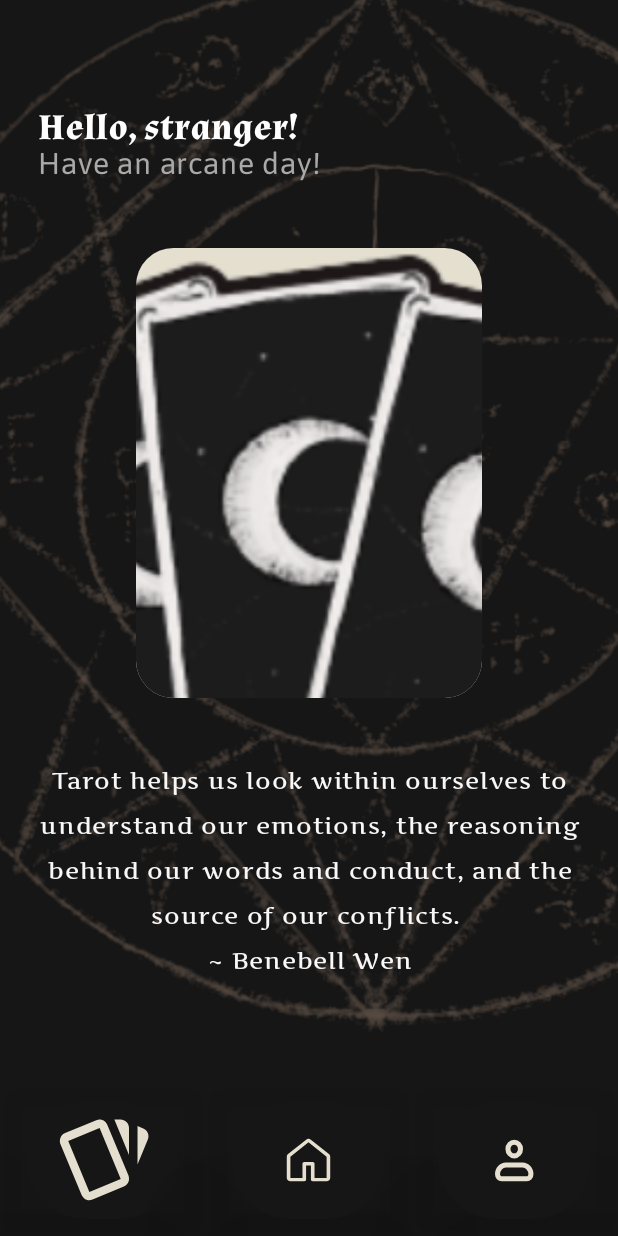
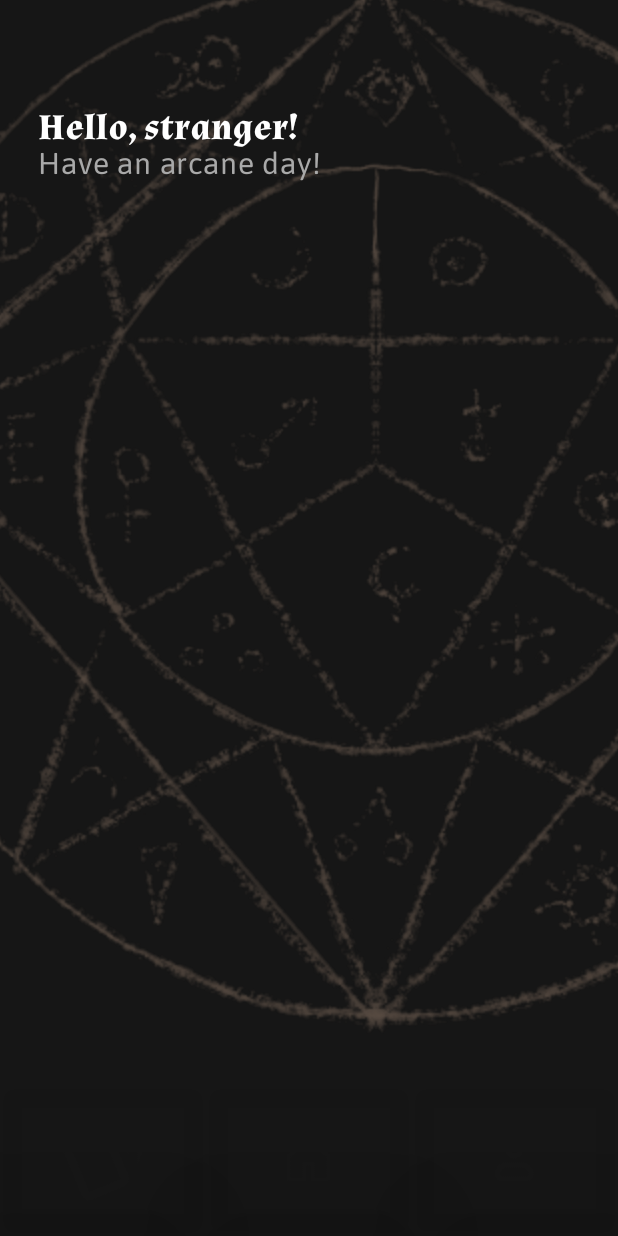
Before and after one commit to kathy272/arcanaMind, an Android app built with Jetpack Compose: the screen it shows after launch (MainActivity), after a tap on "Daily card", on a phone screen of 412 x 824 dp. Run offline under Robolectric (Android 15) with nearby library versions, the phone set to English and light mode, and no system bars; our stand-ins replace Room's generated code.

Commit message:
navigation bar

```diff
--- a/app/src/main/java/com/cc221023/arcanemind/ui/MainViewModel.kt
+++ b/app/src/main/java/com/cc221023/arcanemind/ui/MainViewModel.kt
@@ -27,4 +27,7 @@ class MainViewModel(private val dao: TarotDao): ViewModel() {
     fun navigateToHomeScreen(navController: NavController) {
         navController.navigate(Screens.Home.route)
     }
+    fun navigateToDrawDailyScreen(navController: NavController) {
+        navController.navigate(Screens.DrawDaily.route)
+    }
 }
--- a/app/src/main/java/com/cc221023/arcanemind/ui/MainViews.kt
+++ b/app/src/main/java/com/cc221023/arcanemind/ui/MainViews.kt
@@ -59,7 +59,9 @@ fun MainView(mainViewModel: MainViewModel) {
     val state = mainViewModel.mainViewState.collectAsState()
     val navController = rememberNavController()
 
-    Scaffold(      bottomBar = {BottomNavigationBar(navController, state.value.selectedScreen)}){
+    Scaffold(
+        bottomBar = {
+            BottomNavigationBar(navController, state.value.selectedScreen)}){
 
 
         NavHost(
@@ -69,7 +71,11 @@ fun MainView(mainViewModel: MainViewModel) {
         ) {
             composable(Screens.Home.route) {
                 mainViewModel.selectScreen(Screens.Home)
-                HomeScreen(mainViewModel)
+                HomeScreen(mainViewModel, navController)
+            }
+            composable(Screens.DrawDaily.route) {
+                mainViewModel.selectScreen(Screens.DrawDaily)
+                DrawDailyScreen(mainViewModel, navController)
             }
 
         }
@@ -180,7 +186,7 @@ fun BottomNavigationBar(navController: NavHostController, selectedScreen: Screen
     }
 }
 @Composable
-fun HomeScreen(mainViewModel: MainViewModel) {
+fun HomeScreen(mainViewModel: MainViewModel, navController: NavHostController) {
 
 Box(
     modifier = Modifier
@@ -224,7 +230,9 @@ Box(
             verticalAlignment = Alignment.CenterVertically,
             ){
             Button(
-                onClick = { /*TODO*/ },
+                onClick = {
+                    mainViewModel.navigateToDrawDailyScreen(navController)
+                },
                 shape = RoundedCornerShape(25.dp),
 
                 modifier = Modifier
@@ -290,3 +298,45 @@ Column (
 
     }
 }
+@Composable
+fun DrawDailyScreen(mainViewModel: MainViewModel, navController: NavHostController) {
+    Box(
+        modifier = Modifier
+            .fillMaxSize()
+            .background(color = Color(0xFF161616))
+    ) {
+        Image(
+            painter = painterResource(id = R.drawable.alchemy),
+            contentDescription = "Tarot Card",
+            modifier = Modifier
+                .fillMaxSize()
+                .scale(2.0f)
+                .alpha(0.35f)
+                .padding(16.dp)
+                .absoluteOffset(x = 20.dp, y = (-20).dp)
+        )
+        Column(
+            modifier = Modifier
+                .fillMaxSize()
+                .padding(start = 25.dp, end = 25.dp, top = 50.dp, bottom = 25.dp)
+                .absoluteOffset(x = 0.dp, y = 20.dp),
+        ) {
+            Text(
+                buildAnnotatedString {
+                    append("Hello, stranger!\n")
+                },
+                fontSize = 24.sp,
+                color = Color.White,
+                fontFamily = FontFamily(Font(R.font.almendra_bold, FontWeight.Light)),
+            )
+            Text(
+                buildAnnotatedString {
+                    append("Have an arcane day!")
+                },
+                fontSize = 20.sp,
+                color = Color(0xFFA9A9A9),
+                fontFamily = FontFamily(Font(R.font.asap_regular, FontWeight.Light)),
+                modifier = Modifier
+                    .absoluteOffset(x = 0.dp, y = (-25).dp),
+            )
+        }}}
--- a/app/src/main/java/com/cc221023/arcanemind/ui/Screens.kt
+++ b/app/src/main/java/com/cc221023/arcanemind/ui/Screens.kt
@@ -1,4 +1,6 @@
 package com.cc221023.arcanemind.ui
 
 sealed class Screens (val route:String){
-    object Home: Screens("home")}
+    object Home: Screens("home")
+object DrawDaily: Screens("drawDaily")
+}
```
